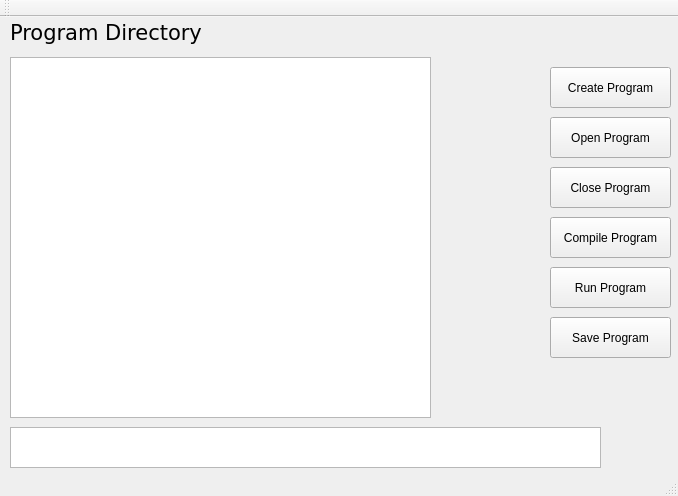
First picture: the form in SCAPES/mainwindow.ui, repository darren-zdc/SCAPES_COMP3004, before the edit.
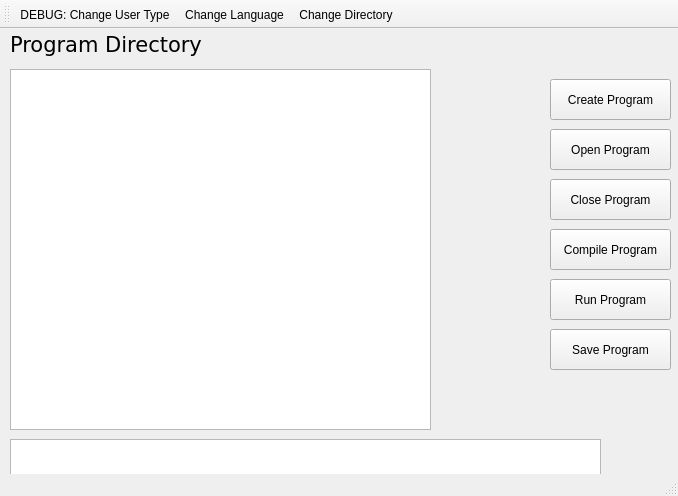
Second picture: the form after the edit.

Commit message: updated create/save functionality to match required file type, save functionality implemented to UI, prefernces implemented to UI with PROXY design pattern

```diff
--- a/SCAPES/mainwindow.ui
+++ b/SCAPES/mainwindow.ui
@@ -147,10 +147,28 @@
     <enum>TopToolBarArea</enum>
    </attribute>
    <attribute name="toolBarBreak">
-    <bool>false</bool>
+    <bool>true</bool>
    </attribute>
+   <addaction name="actionAdmin_Options"/>
+   <addaction name="actionChange_Language"/>
+   <addaction name="actionChange_Directory"/>
   </widget>
   <widget class="QStatusBar" name="statusBar"/>
+  <action name="actionAdmin_Options">
+   <property name="text">
+    <string>DEBUG: Change User Type</string>
+   </property>
+  </action>
+  <action name="actionChange_Language">
+   <property name="text">
+    <string>Change Language</string>
+   </property>
+  </action>
+  <action name="actionChange_Directory">
+   <property name="text">
+    <string>Change Directory</string>
+   </property>
+  </action>
  </widget>
  <layoutdefault spacing="6" margin="11"/>
  <resources/>
```
The commit also changes 28 other files.
